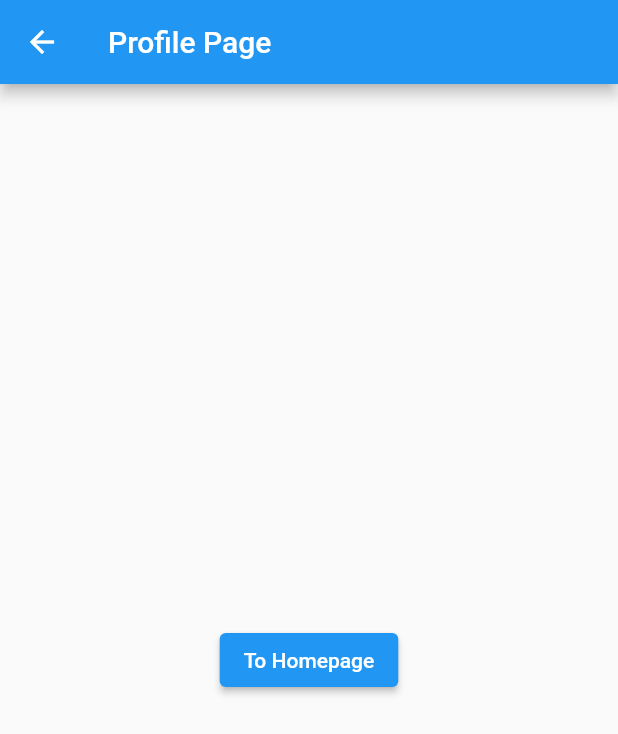
After one commit to alerocco7/colombo-rocco, a Flutter app: the ProfilePage screen opened by its route, on a phone screen of 412 x 824 dp. The commit adds this screen. Shown: the top 734 px of the screen. Run offline on Flutter 3.47's test engine with Material 2 defaults, Android fonts, the phone set to English and light mode, and no system bars.

Commit message:
[gian] profile page initialization

```diff
--- a/lib/main.dart
+++ b/lib/main.dart
@@ -1,3 +1,5 @@
+import 'package:colombo_rocco/screens/homepage.dart';
+import 'package:colombo_rocco/screens/profilepage.dart';
 import 'package:flutter/material.dart';
 
 import 'package:colombo_rocco/screens/login.dart';
@@ -17,6 +19,8 @@ class MyApp extends StatelessWidget {
       //This maps names to the set of routes within the app
       routes: {
         '/login/': (context) => Login(),
+        '/homepage/':(context) => HomePage(),
+        '/profilepage/':(context) => ProfilePage(),
       },
     );
   } //build
--- a/lib/screens/homepage.dart
+++ b/lib/screens/homepage.dart
@@ -2,7 +2,7 @@ import 'package:flutter/material.dart';
 
 
 class HomePage extends StatelessWidget {
-  static const route = 'homepage';
+  static const route = '/homepage/';
   static const routename = 'Homepage';
 
   @override
--- /dev/null
+++ b/lib/screens/profilepage.dart
@@ -0,0 +1,28 @@
+import 'package:flutter/material.dart';
+
+
+class ProfilePage extends StatelessWidget {
+  static const route = '/profilepage/';
+  static const routename = 'Profilepage';
+
+  @override
+  Widget build(BuildContext context) {
+    return Scaffold(
+      appBar: AppBar(title: Text('Profile Page')),
+      body: Center(
+        child: Column(
+            mainAxisAlignment: MainAxisAlignment.center,
+            children: [
+              ElevatedButton(
+                child: Text('To Homepage'),
+                onPressed: () {
+                  Navigator.pop(context);
+                }
+              ),
+
+            ]
+        ),
+      ),
+    );
+  }
+}
```
